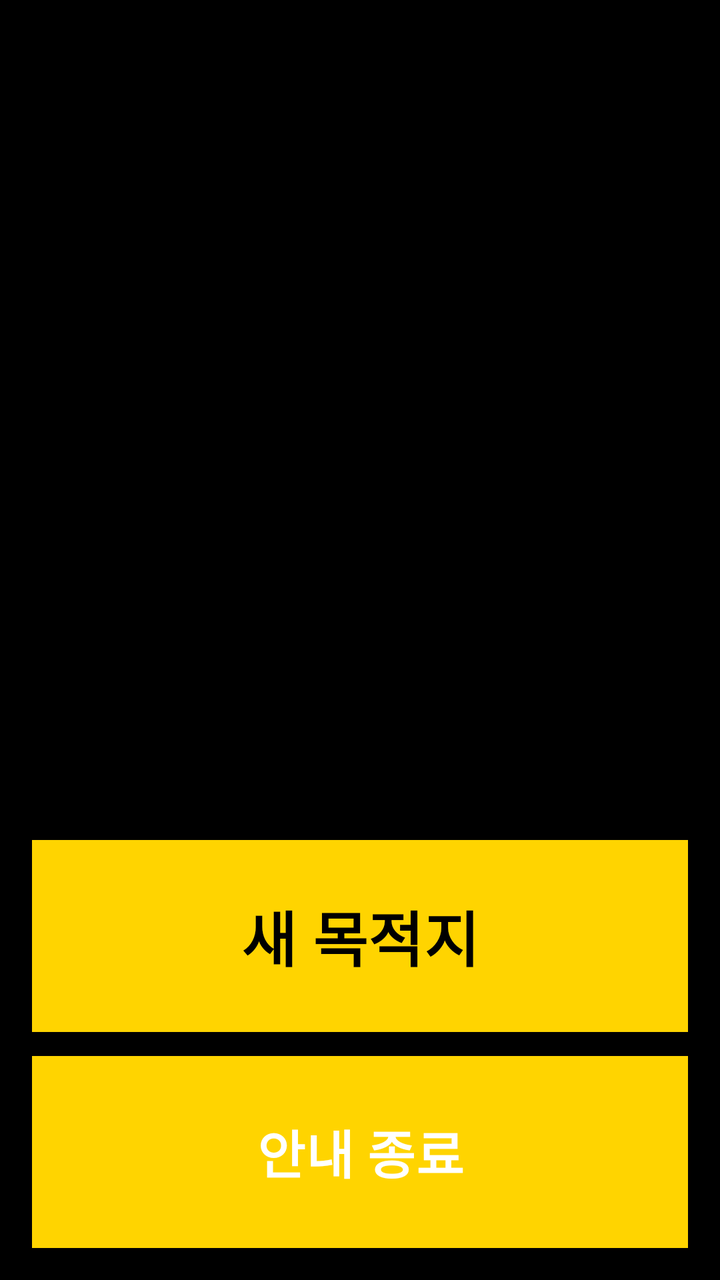
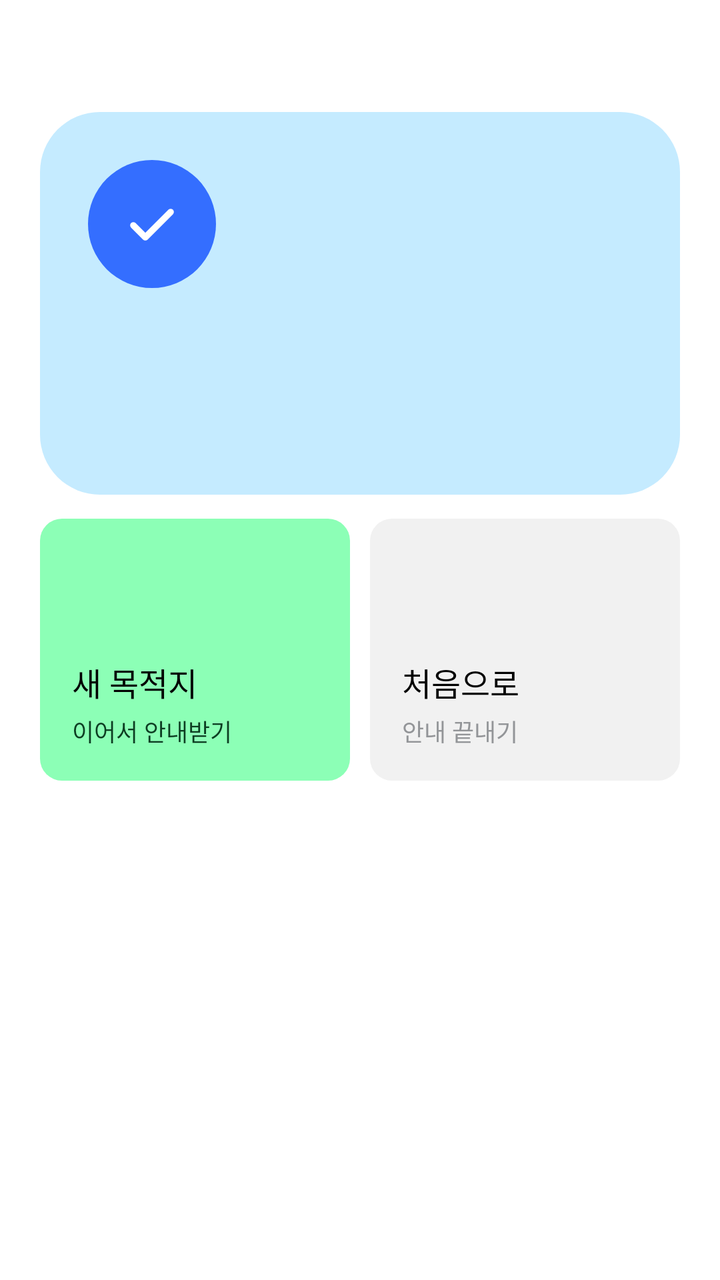

An Android layout rendered at two revisions. The XML below is the earlier revision; the diff shows what the commit changed to produce the second picture.
<!-- AndroidManifest.xml: application theme Theme.APPFE -->
<!-- res/layout/fragment_arrival.xml -->
<?xml version="1.0" encoding="utf-8"?>
<LinearLayout xmlns:android="http://schemas.android.com/apk/res/android"
    android:layout_width="match_parent"
    android:layout_height="match_parent"
    android:orientation="vertical"
    android:background="@color/bg">

    <TextView
        android:id="@+id/arrival_text"
        android:layout_width="match_parent"
        android:layout_height="0dp"
        android:layout_weight="1"
        android:textColor="@color/accent"
        android:textSize="44sp"
        android:textStyle="bold"
        android:gravity="center"
        android:padding="24dp"
        android:importantForAccessibility="no" />

    <Button
        android:id="@+id/btn_new_dest"
        style="@style/BigButton"
        android:layout_width="match_parent"
        android:layout_height="wrap_content"
        android:layout_marginStart="16dp"
        android:layout_marginEnd="16dp"
        android:layout_marginBottom="12dp"
        android:text="@string/arrive_new"
        android:contentDescription="@string/arrive_new_desc" />

    <Button
        android:id="@+id/btn_end"
        style="@style/SubButton"
        android:layout_width="match_parent"
        android:layout_height="wrap_content"
        android:layout_marginStart="16dp"
        android:layout_marginEnd="16dp"
        android:layout_marginBottom="16dp"
        android:text="@string/arrive_end"
        android:contentDescription="@string/arrive_end_desc" />

</LinearLayout>
<!-- resources referenced by this layout -->
<resources>
  <color name="accent">#FFFFD400</color>
  <color name="bg">#FF000000</color>
  <string name="arrive_end">안내 종료</string>
  <string name="arrive_end_desc">안내 종료, 버튼</string>
  <style name="BigButton">
          <item name="android:background">@color/accent</item>
          <item name="android:textColor">@color/accent_text</item>
          <item name="android:textSize">30sp</item>
          <item name="android:textStyle">bold</item>
          <item name="android:minHeight">96dp</item>
          <item name="android:gravity">center</item>
          <item name="android:padding">16dp</item>
      </style>
  <style name="SubButton" parent="BigButton">
          <item name="android:background">@color/surface</item>
          <item name="android:textColor">@color/fg</item>
          <item name="android:textSize">26sp</item>
      </style>
  <color name="accent_text">#FF000000</color>
  <color name="surface">#FF1C1C1C</color>
  <color name="fg">#FFFFFFFF</color>
  <style name="Base.Theme.APPFE" parent="Theme.Material3.DayNight.NoActionBar">
          <item name="android:windowBackground">@color/bg</item>
          <item name="android:textColor">@color/fg</item>
          <item name="colorPrimary">@color/accent</item>
      </style>
  <!-- unchanged entries left out for length: 3 -->
</resources>

<!-- the commit's change to res/layout/fragment_arrival.xml (unified diff, before → after) -->
@@ -3,40 +3,110 @@
     android:layout_width="match_parent"
     android:layout_height="match_parent"
     android:orientation="vertical"
-    android:background="@color/bg">
+    android:background="@color/screen_bg"
+    android:paddingStart="@dimen/screen_pad_h"
+    android:paddingEnd="@dimen/screen_pad_h"
+    android:paddingTop="@dimen/screen_pad_top"
+    android:paddingBottom="@dimen/screen_pad_bottom">
 
-    <TextView
-        android:id="@+id/arrival_text"
+    <LinearLayout
+        style="@style/Card.Hero"
+        android:layout_width="match_parent"
+        android:layout_height="wrap_content"
+        android:paddingTop="@dimen/pad_hero_tall"
+        android:paddingBottom="@dimen/pad_hero_tall"
+        android:importantForAccessibility="no">
+
+        <FrameLayout
+            android:layout_width="@dimen/check_size"
+            android:layout_height="@dimen/check_size"
+            android:background="@drawable/circle_blue">
+
+            <ImageView
+                android:layout_width="32dp"
+                android:layout_height="32dp"
+                android:layout_gravity="center"
+                android:src="@drawable/ic_check"
+                android:contentDescription="@null" />
+        </FrameLayout>
+
+        <TextView
+            android:id="@+id/arrival_text"
+            style="@style/Text.Headline"
+            android:layout_width="match_parent"
+            android:layout_height="wrap_content"
+            android:layout_marginTop="@dimen/gap_hero_wide" />
+
+        <TextView
+            android:id="@+id/arrival_hint"
+            style="@style/Text.Body"
+            android:layout_width="match_parent"
+            android:layout_height="wrap_content"
+            android:layout_marginTop="@dimen/gap_hero_wide" />
+    </LinearLayout>
+
+    <LinearLayout
+        android:layout_width="match_parent"
+        android:layout_height="@dimen/tile_height"
+        android:layout_marginTop="@dimen/screen_gap"
+        android:orientation="horizontal">
+
+        <LinearLayout
+            android:id="@+id/btn_new_dest"
+            style="@style/Tile"
+            android:layout_width="0dp"
+            android:layout_height="match_parent"
+            android:layout_weight="1"
+            android:background="@drawable/bg_tile_mint"
+            android:contentDescription="@string/arrive_new_desc">
+
+            <TextView
+                style="@style/Text.Title"
+                android:layout_width="wrap_content"
+                android:layout_height="wrap_content"
+                android:text="@string/arrive_new"
+                android:importantForAccessibility="no" />
+
+            <TextView
+                style="@style/Text.Body"
+                android:layout_width="wrap_content"
+                android:layout_height="wrap_content"
+                android:layout_marginTop="@dimen/gap_text"
+                android:textColor="@color/on_mint"
+                android:text="@string/arrive_new_sub"
+                android:importantForAccessibility="no" />
+        </LinearLayout>
+
+        <LinearLayout
+            android:id="@+id/btn_end"
+            style="@style/Tile"
+            android:layout_width="0dp"
+            android:layout_height="match_parent"
+            android:layout_weight="1"
+            android:layout_marginStart="@dimen/gap_tile"
+            android:background="@drawable/bg_tile_gray"
+            android:contentDescription="@string/arrive_end_desc">
+
+            <TextView
+                style="@style/Text.Title"
+                android:layout_width="wrap_content"
+                android:layout_height="wrap_content"
+                android:text="@string/arrive_end"
+                android:importantForAccessibility="no" />
+
+            <TextView
+                style="@style/Text.Body"
+                android:layout_width="wrap_content"
+                android:layout_height="wrap_content"
+                android:layout_marginTop="@dimen/gap_text"
+                android:text="@string/arrive_end_sub"
+                android:importantForAccessibility="no" />
+        </LinearLayout>
+    </LinearLayout>
+
+    <View
         android:layout_width="match_parent"
         android:layout_height="0dp"
-        android:layout_weight="1"
-        android:textColor="@color/accent"
-        android:textSize="44sp"
-        android:textStyle="bold"
-        android:gravity="center"
-        android:padding="24dp"
-        android:importantForAccessibility="no" />
-
-    <Button
-        android:id="@+id/btn_new_dest"
-        style="@style/BigButton"
-        android:layout_width="match_parent"
-        android:layout_height="wrap_content"
-        android:layout_marginStart="16dp"
-        android:layout_marginEnd="16dp"
-        android:layout_marginBottom="12dp"
-        android:text="@string/arrive_new"
-        android:contentDescription="@string/arrive_new_desc" />
-
-    <Button
-        android:id="@+id/btn_end"
-        style="@style/SubButton"
-        android:layout_width="match_parent"
-        android:layout_height="wrap_content"
-        android:layout_marginStart="16dp"
-        android:layout_marginEnd="16dp"
-        android:layout_marginBottom="16dp"
-        android:text="@string/arrive_end"
-        android:contentDescription="@string/arrive_end_desc" />
+        android:layout_weight="1" />
 
 </LinearLayout>
<!-- resource entries referenced after the edit -->
@@ -1,31 +1,105 @@
 <!-- resources referenced by this layout -->
 <resources>
-  <color name="accent">#FFFFD400</color>
-  <color name="bg">#FF000000</color>
-  <string name="arrive_end">안내 종료</string>
-  <string name="arrive_end_desc">안내 종료, 버튼</string>
-  <style name="BigButton">
-          <item name="android:background">@color/accent</item>
-          <item name="android:textColor">@color/accent_text</item>
-          <item name="android:textSize">30sp</item>
-          <item name="android:textStyle">bold</item>
-          <item name="android:minHeight">96dp</item>
-          <item name="android:gravity">center</item>
-          <item name="android:padding">16dp</item>
+  <color name="on_mint">#FF0D3D22</color>
+  <color name="screen_bg">#FFFFFFFF</color>
+  <dimen name="check_size">64dp</dimen>
+  <dimen name="gap_hero_wide">14dp</dimen>
+  <dimen name="gap_text">4dp</dimen>
+  <dimen name="gap_tile">10dp</dimen>
+  <dimen name="pad_hero_tall">40dp</dimen>
+  <dimen name="screen_gap">12dp</dimen>
+  <dimen name="screen_pad_bottom">28dp</dimen>
+  <dimen name="screen_pad_h">20dp</dimen>
+  <dimen name="screen_pad_top">56dp</dimen>
+  <dimen name="tile_height">131dp</dimen>
+  <!-- drawable bg_tile_gray (drawable) -->
+  <?xml version="1.0" encoding="utf-8"?>
+  <shape xmlns:android="http://schemas.android.com/apk/res/android" android:shape="rectangle">
+      <solid android:color="@color/tile_bg" />
+      <corners android:radius="@dimen/radius_tile" />
+  </shape>
+  <!-- drawable bg_tile_mint (drawable) -->
+  <?xml version="1.0" encoding="utf-8"?>
+  <shape xmlns:android="http://schemas.android.com/apk/res/android" android:shape="rectangle">
+      <solid android:color="@color/mint" />
+      <corners android:radius="@dimen/radius_tile" />
+  </shape>
+  <!-- drawable circle_blue (drawable) -->
+  <?xml version="1.0" encoding="utf-8"?>
+  <shape xmlns:android="http://schemas.android.com/apk/res/android" android:shape="oval">
+      <solid android:color="@color/blue" />
+  </shape>
+  <!-- drawable ic_check (drawable) -->
+  <?xml version="1.0" encoding="utf-8"?>
+  <vector xmlns:android="http://schemas.android.com/apk/res/android"
+      android:width="24dp"
+      android:height="24dp"
+      android:viewportWidth="24"
+      android:viewportHeight="24">
+      <path
+          android:pathData="M5,12.5l4.5,4.5L19,7.5"
+          android:strokeColor="@color/white"
+          android:strokeWidth="2.4"
+          android:strokeLineCap="round"
+          android:strokeLineJoin="round" />
+  </vector>
+  <string name="arrive_end">처음으로</string>
+  <string name="arrive_end_desc">처음으로, 버튼</string>
+  <string name="arrive_end_sub">안내 끝내기</string>
+  <string name="arrive_new_sub">이어서 안내받기</string>
+  <style name="Card.Hero">
+          <item name="android:background">@drawable/bg_hero</item>
+          <item name="android:orientation">vertical</item>
+          <item name="android:padding">@dimen/pad_hero</item>
       </style>
-  <style name="SubButton" parent="BigButton">
-          <item name="android:background">@color/surface</item>
-          <item name="android:textColor">@color/fg</item>
-          <item name="android:textSize">26sp</item>
+  <style name="Text.Body">
+          <item name="android:fontFamily">@font/gothic_a1_regular</item>
+          <item name="android:textSize">@dimen/text_body</item>
+          <item name="android:textColor">@color/ink_muted</item>
       </style>
-  <color name="accent_text">#FF000000</color>
-  <color name="surface">#FF1C1C1C</color>
-  <color name="fg">#FFFFFFFF</color>
-  <style name="Base.Theme.APPFE" parent="Theme.Material3.DayNight.NoActionBar">
-          <item name="android:windowBackground">@color/bg</item>
-          <item name="android:textColor">@color/fg</item>
-          <item name="colorPrimary">@color/accent</item>
+  <style name="Text.Headline">
+          <item name="android:fontFamily">@font/ria_sans_regular</item>
+          <item name="android:textSize">@dimen/text_headline</item>
+          <item name="android:textColor">@color/ink</item>
+          <item name="android:includeFontPadding">false</item>
       </style>
+  <style name="Text.Title">
+          <item name="android:fontFamily">@font/gothic_a1_semibold</item>
+          <item name="android:textSize">@dimen/text_title</item>
+          <item name="android:textColor">@color/ink</item>
+      </style>
+  <style name="Tile">
+          <item name="android:orientation">vertical</item>
+          <item name="android:gravity">bottom</item>
+          <item name="android:padding">@dimen/pad_tile</item>
+          <item name="android:focusable">true</item>
+          <item name="android:clickable">true</item>
+      </style>
+  <color name="tile_bg">#FFF1F1F1</color>
+  <dimen name="radius_tile">11dp</dimen>
+  <color name="mint">#FF8CFFB6</color>
+  <color name="blue">#FF346EFF</color>
+  <color name="white">#FFFFFFFF</color>
+  <!-- drawable bg_hero (drawable) -->
+  <?xml version="1.0" encoding="utf-8"?>
+  <shape xmlns:android="http://schemas.android.com/apk/res/android" android:shape="rectangle">
+      <solid android:color="@color/hero_bg" />
+      <corners android:radius="@dimen/radius_hero" />
+  </shape>
+  <dimen name="pad_hero">24dp</dimen>
+  <dimen name="text_body">12sp</dimen>
+  <color name="ink_muted">#FF939598</color>
+  <dimen name="text_headline">30sp</dimen>
+  <color name="ink">#FF010101</color>
+  <dimen name="text_title">16sp</dimen>
+  <dimen name="pad_tile">16dp</dimen>
+  <style name="Base.Theme.APPFE" parent="Theme.Material3.Light.NoActionBar">
+          <item name="android:windowBackground">@color/screen_bg</item>
+          <item name="android:textColor">@color/ink</item>
+          <item name="colorPrimary">@color/blue</item>
+      </style>
+  <color name="hero_bg">#FFC5EBFF</color>
+  <dimen name="radius_hero">30dp</dimen>
   <!-- unchanged entries left out for length: 3 -->
 </resources>
 
